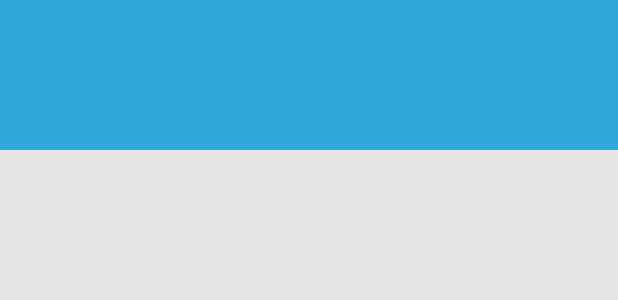
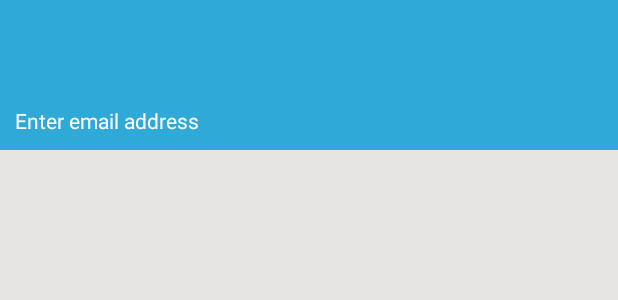
Before and after one commit to casianeugen/PasswordManager, an Android app: the layout nav_header_main.xml on its own in the app's theme, with its tools: preview values and no code run, on a phone screen of 412 x 824 dp. Shown: the top 300 px of the screen. Run offline under Robolectric (Android 15) with nearby library versions, the light colour scheme and no system bars.

Commit message:
add drawer menu

```diff
--- a/app/src/main/res/drawable/ic_menu_camera.xml
+++ b/app/src/main/res/drawable/ic_menu_camera.xml
@@ -4,9 +4,9 @@
     android:viewportWidth="24.0"
     android:viewportHeight="24.0">
     <path
-        android:fillColor="#FF000000"
+        android:fillColor="@color/main"
         android:pathData="M12,12m-3.2,0a3.2,3.2 0,1 1,6.4 0a3.2,3.2 0,1 1,-6.4 0" />
     <path
-        android:fillColor="#FF000000"
+        android:fillColor="@color/main"
         android:pathData="M9,2L7.17,4H4c-1.1,0 -2,0.9 -2,2v12c0,1.1 0.9,2 2,2h16c1.1,0 2,-0.9 2,-2V6c0,-1.1 -0.9,-2 -2,-2h-3.17L15,2H9zm3,15c-2.76,0 -5,-2.24 -5,-5s2.24,-5 5,-5 5,2.24 5,5 -2.24,5 -5,5z" />
 </vector>
--- a/app/src/main/res/drawable/ic_menu_gallery.xml
+++ b/app/src/main/res/drawable/ic_menu_gallery.xml
@@ -4,6 +4,6 @@
     android:viewportWidth="24.0"
     android:viewportHeight="24.0">
     <path
-        android:fillColor="#FF000000"
+        android:fillColor="@color/main"
         android:pathData="M22,16V4c0,-1.1 -0.9,-2 -2,-2H8c-1.1,0 -2,0.9 -2,2v12c0,1.1 0.9,2 2,2h12c1.1,0 2,-0.9 2,-2zm-11,-4l2.03,2.71L16,11l4,5H8l3,-4zM2,6v14c0,1.1 0.9,2 2,2h14v-2H4V6H2z" />
 </vector>
--- a/app/src/main/res/drawable/ic_menu_slideshow.xml
+++ b/app/src/main/res/drawable/ic_menu_slideshow.xml
@@ -4,6 +4,6 @@
     android:viewportWidth="24.0"
     android:viewportHeight="24.0">
     <path
-        android:fillColor="#FF000000"
+        android:fillColor="@color/main"
         android:pathData="M4,6H2v14c0,1.1 0.9,2 2,2h14v-2H4V6zm16,-4H8c-1.1,0 -2,0.9 -2,2v12c0,1.1 0.9,2 2,2h12c1.1,0 2,-0.9 2,-2V4c0,-1.1 -0.9,-2 -2,-2zm-8,12.5v-9l6,4.5 -6,4.5z" />
 </vector>
--- a/app/src/main/res/layout/app_bar_main.xml
+++ b/app/src/main/res/layout/app_bar_main.xml
@@ -8,15 +8,14 @@
 
     <com.google.android.material.appbar.AppBarLayout
         android:layout_width="match_parent"
-        android:layout_height="wrap_content"
-        android:theme="@style/Theme.PasswordManager.AppBarOverlay">
+        android:layout_height="wrap_content">
 
         <androidx.appcompat.widget.Toolbar
             android:id="@+id/toolbar"
             android:layout_width="match_parent"
             android:layout_height="?attr/actionBarSize"
             android:background="?attr/colorPrimary"
-            app:popupTheme="@style/Theme.PasswordManager.PopupOverlay" />
+            app:titleTextColor="@color/white"/>
 
     </com.google.android.material.appbar.AppBarLayout>
 
--- a/app/src/main/res/layout/content_main.xml
+++ b/app/src/main/res/layout/content_main.xml
@@ -5,8 +5,7 @@
     android:layout_width="match_parent"
     android:layout_height="match_parent"
     app:layout_behavior="@string/appbar_scrolling_view_behavior"
-    tools:showIn="@layout/app_bar_main"
-    android:background="@color/background">
+    tools:showIn="@layout/app_bar_main">
 
     <fragment
         android:id="@+id/nav_host_fragment_content_main2"
--- a/app/src/main/res/layout/nav_header_main.xml
+++ b/app/src/main/res/layout/nav_header_main.xml
@@ -5,12 +5,13 @@
     android:layout_height="100dp"
     android:background="@color/main"
     android:gravity="bottom"
-    android:orientation="vertical"
-    android:theme="@style/ThemeOverlay.AppCompat.Dark">
+    android:orientation="vertical">
 
     <TextView
         android:id="@+id/profile_email"
         android:layout_width="wrap_content"
         android:layout_height="wrap_content"
-        android:padding="10dp"/>
+        android:padding="10dp"
+        android:textColor="@color/white"
+        android:text="@string/email"/>
 </LinearLayout>
--- a/app/src/main/res/values-night/themes.xml
+++ /dev/null
@@ -1,16 +0,0 @@
-<resources>
-    <!-- Base application theme. -->
-    <style name="Theme.PasswordManager" parent="Theme.MaterialComponents.DayNight.NoActionBar">
-        <!-- Primary brand color. -->
-        <item name="colorPrimary">@color/main</item>
-        <item name="colorPrimaryVariant">@color/main</item>
-        <item name="colorOnPrimary">@color/main</item>
-        <!-- Secondary brand color. -->
-        <item name="colorSecondary">@color/main</item>
-        <item name="colorSecondaryVariant">@color/main</item>
-        <item name="colorOnSecondary">@color/main</item>
-        <!-- Status bar color. -->
-        <item name="android:statusBarColor">@color/main</item>
-        <!-- Customize your theme here. -->
-    </style>
-</resources>
--- a/app/src/main/res/values/strings.xml
+++ b/app/src/main/res/values/strings.xml
@@ -27,11 +27,11 @@
     <string name="or_send_hint">OR SEND HINT</string>
     <string name="pass_forgot_hint">You can recover your account by tapping on the button below. Alternatively, if you created a password hint \nearlier, we\'ll email it to you.</string>
     <string name="terms">By completing this form, you agree to the following terms and conditions:</string>
+    <string name="log_with_fingerprint">Login with fingerprint</string>
 
     <string name="menu_home">Home</string>
     <string name="menu_gallery">Gallery</string>
     <string name="menu_slideshow">Slideshow</string>
-    <string name="log_with_fingerprint">Login with fingerprint</string>
     <string name="all_items">All items</string>
     <string name="passwords">Passwords</string>
     <string name="payment_cards">Payment cards</string>
--- a/app/src/main/res/values/themes.xml
+++ b/app/src/main/res/values/themes.xml
@@ -11,6 +11,7 @@
         <item name="colorOnSecondary">@color/main</item>
         <item name="android:statusBarColor">@color/main</item>
         <item name="android:textColorPrimary">@color/background</item>
+        <item name="android:listDivider">@color/main</item>
         <!-- Status bar color. -->
     </style>
 
@@ -20,11 +21,11 @@
         <item name="colorPrimaryVariant">@color/main</item>
         <item name="colorOnPrimary">@color/main</item>
         <item name="android:windowBackground">@color/background</item>
-        <item name="android:listDivider">@color/main</item>
         <!-- Secondary brand color. -->
         <item name="colorSecondary">@color/main</item>
         <item name="colorSecondaryVariant">@color/main</item>
         <item name="colorOnSecondary">@color/main</item>
+        <item name="android:listDivider">@color/main</item>
         <!-- Status bar color. -->
         <item name="android:statusBarColor">@color/main</item>
     </style>
@@ -56,8 +57,4 @@
         <item name="windowNoTitle">true</item>
     </style>
 
-    <style name="Theme.PasswordManager.AppBarOverlay" parent="ThemeOverlay.AppCompat.Dark.ActionBar" />
-
-    <style name="Theme.PasswordManager.PopupOverlay" parent="ThemeOverlay.AppCompat.Light" />
-
 </resources>
```
Also changed, not shown: app/src/main/res/layout/activity_main.xml (+9 -7 lines), app/src/main/res/navigation/mobile_navigation.xml (+10 -4 lines).
